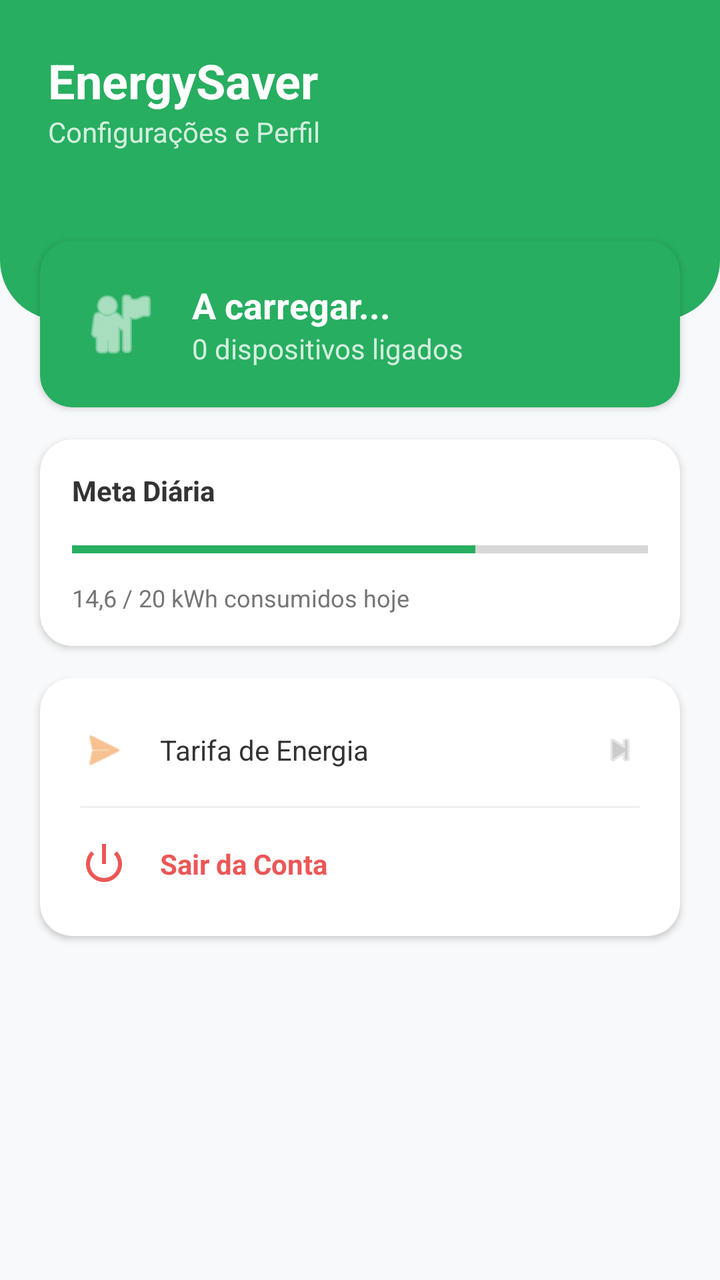
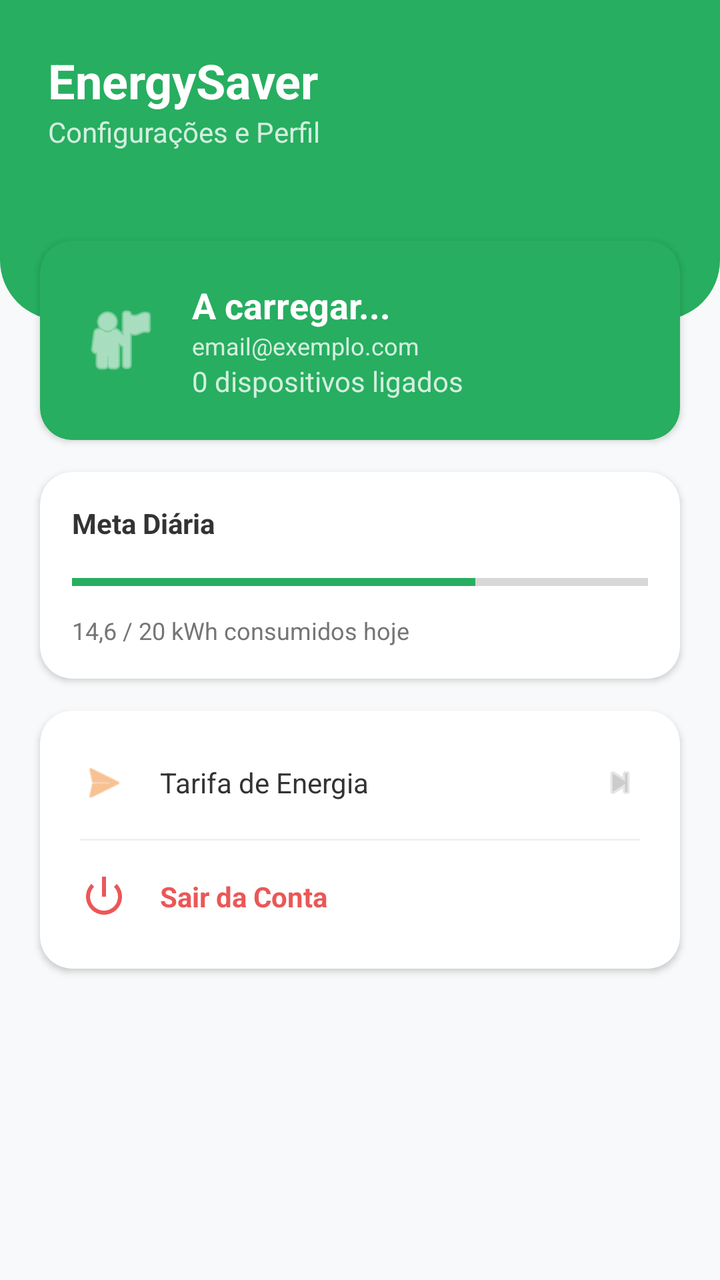

Compare the two renders of this Android layout. The source of the first and the diff that turns it into the second are given below.
<!-- AndroidManifest.xml: application theme Theme.AppCompat.Light.NoActionBar -->
<!-- res/layout/fragment_settings.xml -->
<?xml version="1.0" encoding="utf-8"?>
<ScrollView xmlns:android="http://schemas.android.com/apk/res/android"
    xmlns:app="http://schemas.android.com/apk/res-auto"
    android:layout_width="match_parent"
    android:layout_height="match_parent"
    android:background="#F8F9FA">

    <RelativeLayout
        android:layout_width="match_parent"
        android:layout_height="wrap_content">

        
        <LinearLayout
            android:id="@+id/settings_header"
            android:layout_width="match_parent"
            android:layout_height="160dp"
            android:background="@drawable/bg_home_header"
            android:orientation="vertical"
            android:padding="24dp">

            <TextView
                android:layout_width="wrap_content"
                android:layout_height="wrap_content"
                android:text="EnergySaver"
                android:textColor="#FFFFFF"
                android:textSize="24sp"
                android:textStyle="bold" />

            <TextView
                android:layout_width="wrap_content"
                android:layout_height="wrap_content"
                android:text="Configurações e Perfil"
                android:textColor="#CCFFFFFF"
                android:textSize="14sp" />
        </LinearLayout>

        
        <androidx.cardview.widget.CardView
            android:id="@+id/card_house"
            android:layout_width="match_parent"
            android:layout_height="wrap_content"
            android:layout_below="@id/settings_header"
            android:layout_marginHorizontal="20dp"
            android:layout_marginTop="-40dp"
            app:cardBackgroundColor="#27AE60"
            app:cardCornerRadius="16dp">

            <LinearLayout
                android:layout_width="match_parent"
                android:layout_height="wrap_content"
                android:gravity="center_vertical"
                android:padding="20dp">

                <ImageView
                    android:layout_width="40dp"
                    android:layout_height="40dp"
                    android:src="@android:drawable/ic_menu_myplaces"
                    app:tint="#FFFFFF" />

                <LinearLayout
                    android:layout_width="wrap_content"
                    android:layout_height="wrap_content"
                    android:layout_marginStart="16dp"
                    android:orientation="vertical">

                    <TextView
                        android:id="@+id/tvSettingsUsername"
                        android:layout_width="wrap_content"
                        android:layout_height="wrap_content"
                        android:text="A carregar..."
                        android:textColor="#FFFFFF"
                        android:textSize="18sp"
                        android:textStyle="bold" />

                    <TextView
                        android:id="@+id/tvDeviceCount"
                        android:layout_width="wrap_content"
                        android:layout_height="wrap_content"
                        android:text="0 dispositivos ligados"
                        android:textColor="#CCFFFFFF" />
                </LinearLayout>
            </LinearLayout>
        </androidx.cardview.widget.CardView>

        
        <androidx.cardview.widget.CardView
            android:id="@+id/card_goal"
            android:layout_width="match_parent"
            android:layout_height="wrap_content"
            android:layout_below="@id/card_house"
            android:layout_marginHorizontal="20dp"
            android:layout_marginTop="16dp"
            app:cardCornerRadius="16dp">

            <LinearLayout
                android:layout_width="match_parent"
                android:layout_height="wrap_content"
                android:orientation="vertical"
                android:padding="16dp">

                <TextView
                    android:layout_width="wrap_content"
                    android:layout_height="wrap_content"
                    android:text="Meta Diária"
                    android:textColor="#333333"
                    android:textStyle="bold" />

                <ProgressBar
                    android:id="@+id/progressGoal"
                    style="?android:attr/progressBarStyleHorizontal"
                    android:layout_width="match_parent"
                    android:layout_height="wrap_content"
                    android:layout_marginTop="12dp"
                    android:progress="70"
                    android:progressTint="#27AE60" />

                <TextView
                    android:layout_width="wrap_content"
                    android:layout_height="wrap_content"
                    android:layout_marginTop="8dp"
                    android:text="14,6 / 20 kWh consumidos hoje"
                    android:textSize="12sp"
                    android:textColor="#757575"/>
            </LinearLayout>
        </androidx.cardview.widget.CardView>

        
        <androidx.cardview.widget.CardView
            android:layout_width="match_parent"
            android:layout_height="wrap_content"
            android:layout_below="@id/card_goal"
            android:layout_marginHorizontal="20dp"
            android:layout_marginTop="16dp"
            android:layout_marginBottom="100dp"
            app:cardCornerRadius="16dp">

            <LinearLayout
                android:layout_width="match_parent"
                android:layout_height="wrap_content"
                android:orientation="vertical"
                android:padding="8dp">

                
                <LinearLayout
                    android:layout_width="match_parent"
                    android:layout_height="56dp"
                    android:gravity="center_vertical"
                    android:paddingHorizontal="12dp">
                    <ImageView android:layout_width="24dp" android:layout_height="24dp" android:src="@android:drawable/ic_menu_send" app:tint="#F2994A"/>
                    <TextView android:layout_width="0dp" android:layout_height="wrap_content" android:layout_weight="1" android:layout_marginStart="16dp" android:text="Tarifa de Energia" android:textColor="#333333"/>
                    <ImageView android:layout_width="20dp" android:layout_height="24dp" android:src="@android:drawable/ic_media_next" app:tint="#CCCCCC"/>
                </LinearLayout>

                <View android:layout_width="match_parent" android:layout_height="1dp" android:background="#F0F0F0" android:layout_marginHorizontal="12dp"/>

                
                <LinearLayout
                    android:id="@+id/btnSettingsLogout"
                    android:layout_width="match_parent"
                    android:layout_height="56dp"
                    android:gravity="center_vertical"
                    android:paddingHorizontal="12dp"
                    android:clickable="true"
                    android:focusable="true"
                    android:background="?attr/selectableItemBackground">
                    <ImageView android:layout_width="24dp" android:layout_height="24dp" android:src="@android:drawable/ic_lock_power_off" app:tint="#EB5757"/>
                    <TextView android:layout_width="0dp" android:layout_height="wrap_content" android:layout_weight="1" android:layout_marginStart="16dp" android:text="Sair da Conta" android:textColor="#EB5757" android:textStyle="bold"/>
                </LinearLayout>

            </LinearLayout>
        </androidx.cardview.widget.CardView>

    </RelativeLayout>
</ScrollView>
<!-- resources referenced by this layout -->
<resources>
  <!-- drawable bg_home_header (drawable) -->
  <?xml version="1.0" encoding="utf-8"?>
  <shape xmlns:android="http://schemas.android.com/apk/res/android">
      <solid android:color="#27AE60" /> 
      <corners
          android:bottomLeftRadius="30dp"
          android:bottomRightRadius="30dp" />
  </shape>
</resources>

<!-- the commit's change to res/layout/fragment_settings.xml (unified diff, before → after) -->
@@ -71,6 +71,14 @@
                         android:textColor="#FFFFFF"
                         android:textSize="18sp"
                         android:textStyle="bold" />
+
+                    <TextView
+                        android:id="@+id/tvSettingsEmail"
+                        android:layout_width="wrap_content"
+                        android:layout_height="wrap_content"
+                        android:text="email@exemplo.com"
+                        android:textColor="#CCFFFFFF"
+                        android:textSize="12sp" />
 
                     <TextView
                         android:id="@+id/tvDeviceCount"
